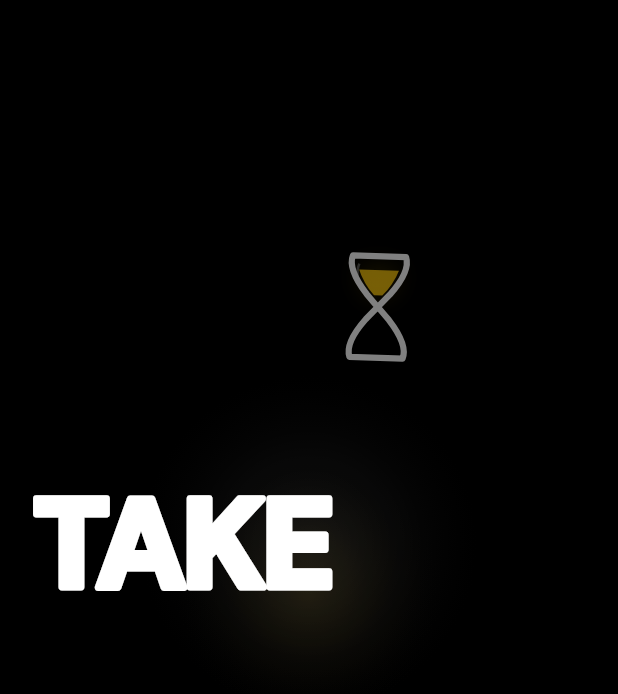
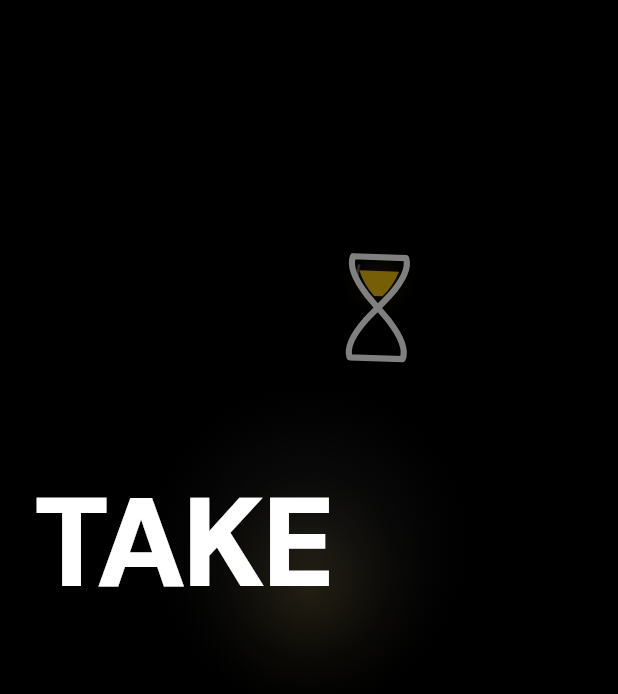
Before and after one commit to stef25fwi/take3, a Flutter app: the first screen one second after launch, on a phone screen of 412 x 824 dp. Shown: the top 694 px of the screen. Run offline on Flutter 3.47's test engine with Material 3 defaults, Android fonts, the phone set to English and light mode, and no system bars; our stand-ins replace camera, cloud_firestore, cloud_functions, connectivity_plus, firebase_auth, firebase_core and 11 more; accounts and stored records are empty.

Commit message:
chore: sync main

```diff
--- a/take30/lib/screens/splash_screen.dart
+++ b/take30/lib/screens/splash_screen.dart
@@ -395,10 +395,7 @@ class _AnimatedLogoText extends StatelessWidget {
       scale: scale,
       child: Opacity(
         opacity: opacity,
-        child: Stack(
-          alignment: Alignment.center,
-          children: [
-            Text(
+        child: Text(
           text,
           textHeightBehavior: const TextHeightBehavior(
             applyHeightToFirstAscent: false,
@@ -408,13 +405,8 @@ class _AnimatedLogoText extends StatelessWidget {
             fontSize: fontSize,
             fontWeight: FontWeight.w900,
             height: 1,
-                letterSpacing: -3.4,
-                foreground: Paint()
-                  ..style = PaintingStyle.stroke
-                  ..strokeWidth = fontSize * 0.055
-                  ..strokeJoin = StrokeJoin.round
-                  ..strokeCap = StrokeCap.round
-                  ..color = color,
+            letterSpacing: -3.2,
+            color: color,
             shadows: [
               Shadow(
                 color: Colors.black.withValues(alpha: shadowOpacity),
@@ -423,22 +415,6 @@ class _AnimatedLogoText extends StatelessWidget {
               ),
             ],
           ),
-            ),
-            Text(
-              text,
-              textHeightBehavior: const TextHeightBehavior(
-                applyHeightToFirstAscent: false,
-                applyHeightToLastDescent: false,
-              ),
-              style: TextStyle(
-                fontSize: fontSize,
-                fontWeight: FontWeight.w900,
-                height: 1,
-                letterSpacing: -3.4,
-                color: color,
-              ),
-            ),
-          ],
         ),
       ),
     );
@@ -458,10 +434,7 @@ class _StaticLogoText extends StatelessWidget {
 
   @override
   Widget build(BuildContext context) {
-    return Stack(
-      alignment: Alignment.center,
-      children: [
-        Text(
+    return Text(
       text,
       textHeightBehavior: const TextHeightBehavior(
         applyHeightToFirstAscent: false,
@@ -471,30 +444,9 @@ class _StaticLogoText extends StatelessWidget {
         fontSize: fontSize,
         fontWeight: FontWeight.w900,
         height: 1,
-            letterSpacing: -3.4,
-            foreground: Paint()
-              ..style = PaintingStyle.stroke
-              ..strokeWidth = fontSize * 0.055
-              ..strokeJoin = StrokeJoin.round
-              ..strokeCap = StrokeCap.round
-              ..color = color,
-          ),
-        ),
-        Text(
-          text,
-          textHeightBehavior: const TextHeightBehavior(
-            applyHeightToFirstAscent: false,
-            applyHeightToLastDescent: false,
-          ),
-          style: TextStyle(
-            fontSize: fontSize,
-            fontWeight: FontWeight.w900,
-            height: 1,
-            letterSpacing: -3.4,
+        letterSpacing: -3.2,
         color: color,
       ),
-        ),
-      ],
     );
   }
 }
```
Lines whose indentation alone changed are shown as unchanged.
